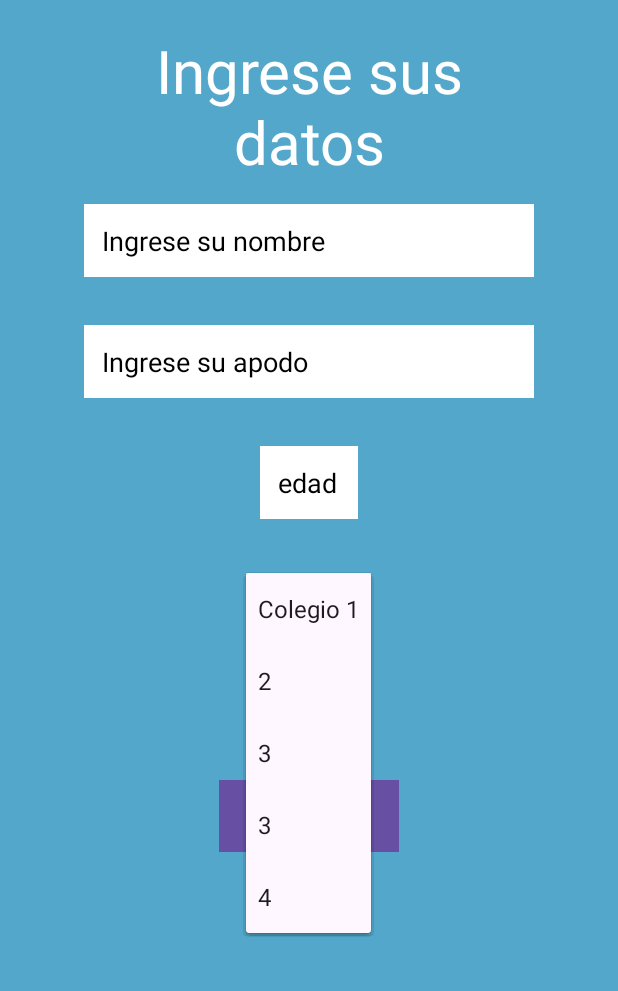
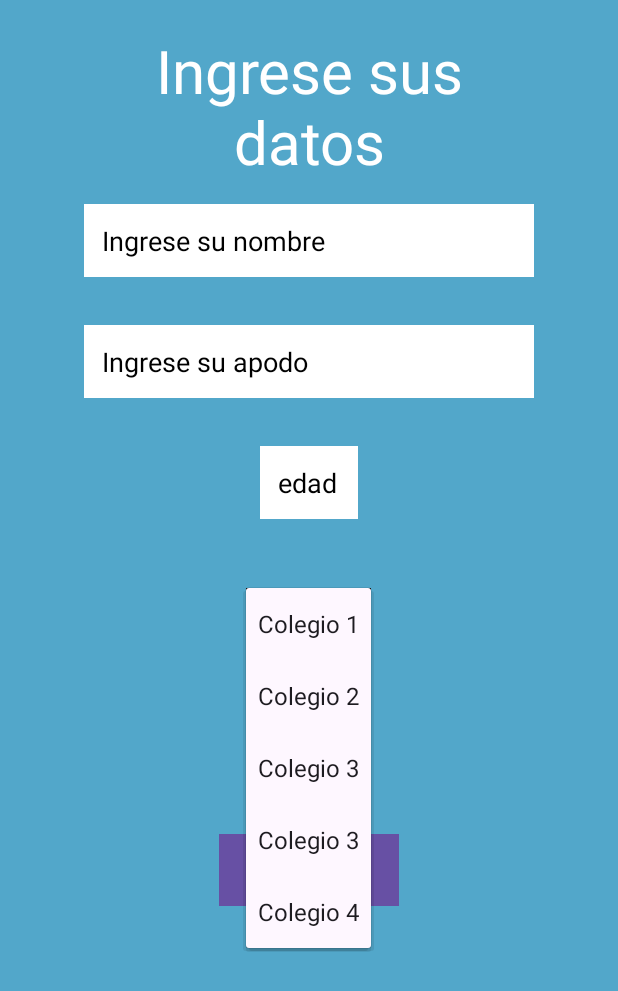
Before and after one commit to K10-M6/AndroidStudio, an Android app: the Register screen opened directly, with no data from a screen before it, after a tap on "Colegio 1", on a phone screen of 412 x 824 dp. Shown: the top 991 px of the screen. Run offline under Robolectric (Android 15) with nearby library versions, the light colour scheme and no system bars.

Commit message:
fifth commit

```diff
--- a/app/src/main/java/com/Janier/miappjanier/Register.java
+++ b/app/src/main/java/com/Janier/miappjanier/Register.java
@@ -1,38 +1,70 @@
     package com.Janier.miappjanier;
 
-import android.content.Intent;
-import android.database.sqlite.SQLiteDatabase;
     import android.media.MediaPlayer;
     import android.os.Bundle;
     import android.view.View;
+    import android.widget.Button;
+    import android.widget.EditText;
+    import android.widget.RadioButton;
+    import android.widget.RadioGroup;
+    import android.widget.Spinner;
     import android.widget.Toast;
 
-import androidx.activity.EdgeToEdge;
     import androidx.appcompat.app.AppCompatActivity;
-import androidx.core.graphics.Insets;
-import androidx.core.view.ViewCompat;
-import androidx.core.view.WindowInsetsCompat;
 
-import com.Janier.miappjanier.controllers.ConexionBD;
+    import com.Janier.miappjanier.modelos.Datos;
+    import com.Janier.miappjanier.modelos.Manager;
 
     public class Register extends AppCompatActivity {
+        Manager manager;
+        EditText Nombre, Apellido, Edad;
+        Spinner spinCol;
+        RadioGroup RdoGenero;
+        RadioButton RdoM, RdoF;
+        Button Btn;
+
         private MediaPlayer au_buttonsounds;
         @Override
         protected void onCreate(Bundle savedInstanceState) {
             super.onCreate(savedInstanceState);
             setContentView(R.layout.register);
             au_buttonsounds = MediaPlayer.create(Register.this,R.raw.buttonsounds);
+            Nombre = findViewById(R.id.nombre);
+            Apellido = findViewById(R.id.apellido);
+            Edad = findViewById(R.id.edad);
+            spinCol = findViewById(R.id.spnColegios);
+            RdoGenero = findViewById(R.id.rgGenero);
+            RdoM = findViewById(R.id.RdMasculino);
+            RdoF = findViewById(R.id.RdFemenino);
+            Btn = findViewById(R.id.BtnRegistro);
 
-    }
+            Btn.setOnClickListener(new View.OnClickListener() {
+                @Override
+                public void onClick(View view) {
+                    manager = new Manager(Register.this);
+                    //PASAMOS LOS VALORES AL POJO
 
-    public void irMenu(View view){
-        au_buttonsounds.start();
-    }
+                    String nombre = Nombre.getText().toString();
+                    String apellido = Apellido.getText().toString();
+                    String edadtexto = Edad.getText().toString();
+                    int edad = edadtexto.isEmpty() ? 0  : Integer.parseInt(edadtexto);
+                    String colegio = spinCol.getSelectedItem().toString();
 
-    public void IrJugar(View view){
-        au_buttonsounds.start();
-    }
-    public void IrRegister(View view){
-        au_buttonsounds.start();
+                    int selectedId = RdoGenero.getCheckedRadioButtonId();
+                    if(selectedId == -1) return;
+                    RadioButton selectedRadio = findViewById(selectedId);
+                    String genero = selectedRadio.getText().toString();
+
+                    Datos datos = new Datos(nombre, apellido, colegio, edad, genero);
+                    //LLAMAMOS AL METODO INSERTAR
+                    long resul = manager.insertData(datos);
+                    System.out.println("RESULTADO INSERT: " + resul); // ← Ver el valor exacto
+                    if(resul > 0) {
+                        Toast.makeText(Register.this, "Datos insertados", Toast.LENGTH_SHORT).show();
+                    } else {
+                        Toast.makeText(Register.this, "Error al insertar datos", Toast.LENGTH_SHORT).show();
                     }
                 }
+            });
+        }
+    }
--- a/app/src/main/java/com/Janier/miappjanier/controllers/Constantes.java
+++ /dev/null
@@ -1,6 +0,0 @@
-package com.Janier.miappjanier.controllers;
-
-public class Constantes {
-    public static String NOMBRE_BD = "English";
-    public static int VERSION_BD=1;
-}
--- a/app/src/main/java/com/Janier/miappjanier/controllers/ConexionBD.java
+++ b/app/src/main/java/com/Janier/miappjanier/modelos/ConexionBD.java
@@ -1,4 +1,4 @@
-package com.Janier.miappjanier.controllers;
+package com.Janier.miappjanier.modelos;
 
 import android.content.Context;
 import android.database.sqlite.SQLiteDatabase;
@@ -8,12 +8,12 @@ import androidx.annotation.Nullable;
 
 public class ConexionBD extends SQLiteOpenHelper {
     public ConexionBD(@Nullable Context context) {
-        super(context, Constantes.NOMBRE_BD, null, Constantes.VERSION_BD);
+        super(context, Constantes.NAME_BD, null, Constantes.VERSION_BD);
     }
 
     @Override
     public void onCreate(SQLiteDatabase db) {
-        db.execSQL("CREATE TABLE DatosChild(nombre TEXT, apodo TEXT, edad INT, genero TEXT)");
+        db.execSQL("CREATE TABLE tablaIngles(nombre TEXT, apellido TEXT, colegio TEXT, edad INTEGER, genero TEXT)");
     }
 
     @Override
--- /dev/null
+++ b/app/src/main/java/com/Janier/miappjanier/modelos/Constantes.java
@@ -0,0 +1,6 @@
+package com.Janier.miappjanier.modelos;
+
+public class Constantes {
+    public static String NAME_BD = "BaseIngles";
+    public static int VERSION_BD=1;
+}
--- a/app/src/main/res/layout/register.xml
+++ b/app/src/main/res/layout/register.xml
@@ -28,7 +28,7 @@
         android:background="@color/white"
         android:inputType="textPersonName"/>
     <EditText
-        android:id="@+id/apodo"
+        android:id="@+id/apellido"
         android:layout_width="300dp"
         android:layout_height="wrap_content"
         android:layout_margin="16dp"
@@ -50,15 +50,16 @@
         android:textColor="@color/black"
         android:textColorHint="@color/black"
         android:background="@color/white"
-        android:inputType="number"/>
+        android:inputType="number"
+        android:digits="01223456789"/>
     <Spinner
         android:id="@+id/spnColegios"
         android:layout_width="wrap_content"
         android:layout_gravity="center"
-        android:layout_height="wrap_content"
+        android:layout_height="48dp"
         android:textColor="@color/black"
-        android:layout_marginTop="20dp"
-        android:background="@color/white"
+        android:layout_marginTop="30dp"
+        android:background="@color/black"
         android:entries="@array/colegios"/>
     <RadioGroup
         android:id="@+id/rgGenero"
@@ -82,10 +83,11 @@
             android:text="@string/GeneroM"/>
     </RadioGroup>
     <Button
+        android:id="@+id/BtnRegistro"
         android:layout_width="wrap_content"
         android:layout_height="wrap_content"
         android:layout_gravity="center"
-        android:background="@color/black"
+        android:background="@color/gray"
         android:layout_marginTop="20dp"
         android:textColor="@color/white"
         android:text="@string/Register"/>
--- a/app/src/main/res/values/strings.xml
+++ b/app/src/main/res/values/strings.xml
@@ -24,7 +24,7 @@
     <string name="Register">Registrarse</string>
     <string name="Registro">Ingrese sus datos</string>
     <string name="Nombre">Ingrese su nombre</string>
-    <string name="Apodo">Ingrese su apodo</string>
+    <string name="Apellido">Ingrese su apellido</string>
     <string name="GeneroF">F</string>
     <string name="GeneroM">M</string>
     <string name="edad">Edad</string>
@@ -35,10 +35,10 @@
     <string name="quest4">¿Cual es el Numero que se pronuncia como "Four"?</string>
     <string-array name="colegios">
         <item>Colegio 1</item>
-        <item>2</item>
-        <item>3</item>
-        <item>3</item>
-        <item>4</item>
+        <item>Colegio 2</item>
+        <item>Colegio 3</item>
+        <item>Colegio 3</item>
+        <item>Colegio 4</item>
     </string-array>
 
 </resources>
```
Also changed, not shown: app/src/main/java/com/Janier/miappjanier/MainActivity.java (+0 -10 lines), app/src/main/java/com/Janier/miappjanier/modelos/Datos.java (added, +50 -0 lines), app/src/main/java/com/Janier/miappjanier/modelos/Manager.java (added, +54 -0 lines). Lines whose indentation alone changed are shown as unchanged.
